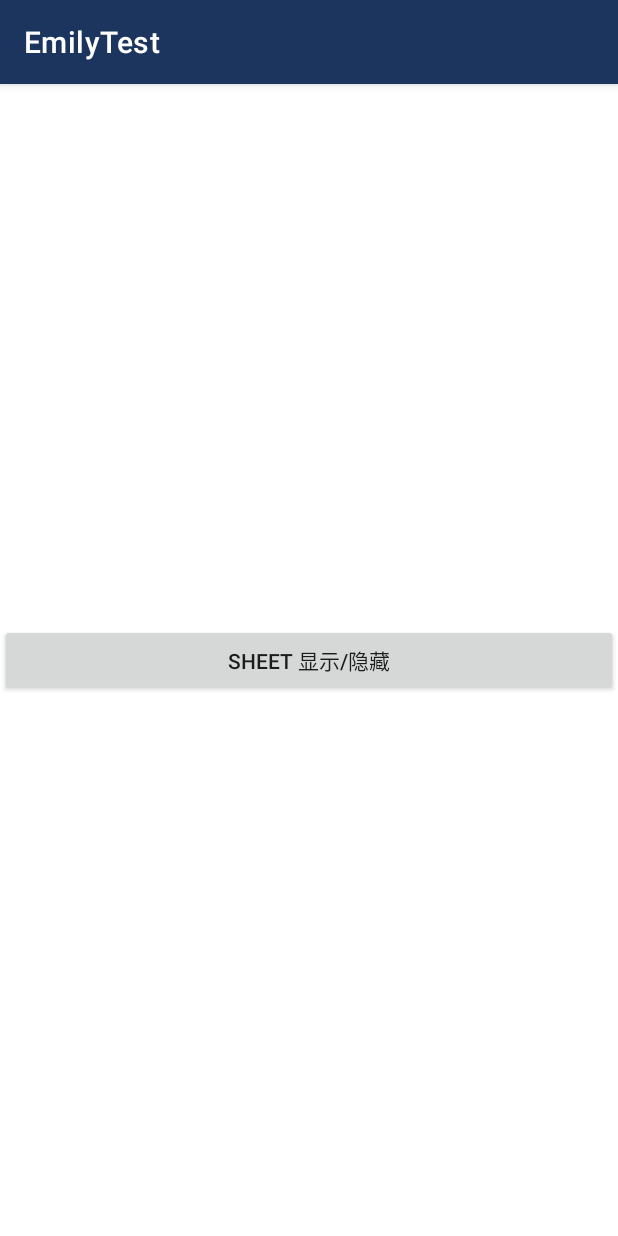
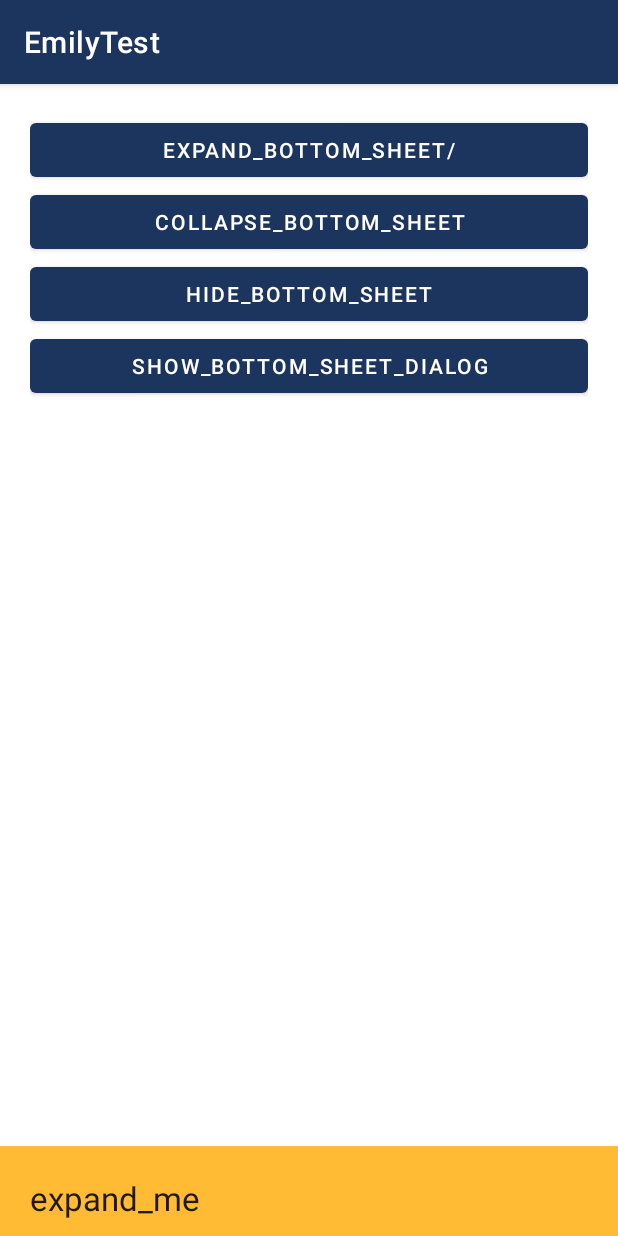
Before and after one commit to Poemlsm/EmilyTest, an Android app: the screen it shows after launch (MainActivity), on a phone screen of 412 x 824 dp. Run offline under Robolectric (Android 15) with nearby library versions, the phone set to English and light mode, and no system bars.

Commit message:
Bottom sheet

```diff
--- a/app/src/main/java/com/example/emilytest/MainActivity.kt
+++ b/app/src/main/java/com/example/emilytest/MainActivity.kt
@@ -1,29 +1,98 @@
 package com.example.emilytest
 
+import android.annotation.SuppressLint
 import android.os.Bundle
-import android.widget.LinearLayout
+import android.util.Log
+import android.view.View
+import android.widget.Button
+import android.widget.RelativeLayout
+import android.widget.TextView
 import androidx.appcompat.app.AppCompatActivity
-import androidx.appcompat.widget.AppCompatButton
 import com.google.android.material.bottomsheet.BottomSheetBehavior
 
-class MainActivity : AppCompatActivity() {
+
+class MainActivity : AppCompatActivity(), View.OnClickListener {
+    // BottomSheetBehavior variable
+    private lateinit var bottomSheetBehavior: BottomSheetBehavior<*>
+    private lateinit var bottomSheetHeading: TextView
+    private lateinit var expandBottomSheetButton: Button
+    private lateinit var collapseBottomSheetButton: Button
+    private lateinit var hideBottomSheetButton: Button
+    private lateinit var showBottomSheetDialogButton: Button
 
     override fun onCreate(savedInstanceState: Bundle?) {
         super.onCreate(savedInstanceState)
         setContentView(R.layout.activity_main)
-        val button = findViewById<AppCompatButton>(R.id.control_button)
-        val bottomSheetBehavior =
-            BottomSheetBehavior.from(findViewById<LinearLayout>(R.id.bottom_sheet))
+        initView()
+        initListener()
+    }
 
-        bottomSheetBehavior.peekHeight = 0
-        bottomSheetBehavior.skipCollapsed = false
+    private fun initView() {
 
-        button.setOnClickListener {
-            if (bottomSheetBehavior.state == BottomSheetBehavior.STATE_EXPANDED) {
-                bottomSheetBehavior.setState(BottomSheetBehavior.STATE_COLLAPSED);
-            } else if (bottomSheetBehavior.state == BottomSheetBehavior.STATE_COLLAPSED) {
-                bottomSheetBehavior.state = BottomSheetBehavior.STATE_EXPANDED;
+        bottomSheetBehavior =
+            BottomSheetBehavior.from(findViewById<RelativeLayout>(R.id.bottomSheetLayout))
+        bottomSheetHeading = findViewById(R.id.bottomSheetHeading)
+        expandBottomSheetButton = findViewById(R.id.expand_bottom_sheet_button)
+        collapseBottomSheetButton = findViewById(R.id.collapse_bottom_sheet_button)
+        hideBottomSheetButton = findViewById(R.id.hide_bottom_sheet_button)
+        showBottomSheetDialogButton = findViewById(R.id.show_bottom_sheet_dialog_button)
+    }
+
+    private fun initListener() {
+        expandBottomSheetButton.setOnClickListener(this)
+        collapseBottomSheetButton.setOnClickListener(this)
+        hideBottomSheetButton.setOnClickListener(this)
+        showBottomSheetDialogButton.setOnClickListener(this)
+
+        bottomSheetBehavior.addBottomSheetCallback(object :
+            BottomSheetBehavior.BottomSheetCallback() {
+            @SuppressLint("SwitchIntDef")
+            override fun onStateChanged(bottomSheet: View, newState: Int) {
+                if (newState == BottomSheetBehavior.STATE_EXPANDED) {
+                    bottomSheetHeading.text = "Expanded Me"
+                } else {
+                    bottomSheetHeading.text = "Collapse Me"
+                }
+                when (newState) {
+                    BottomSheetBehavior.STATE_EXPANDED -> Log.e(
+                        "Bottom Sheet Behaviour",
+                        "STATE_EXPANDED"
+                    )
+                    BottomSheetBehavior.STATE_COLLAPSED -> Log.e(
+                        "Bottom Sheet Behaviour",
+                        "STATE_COLLAPSED"
+                    )
+                    BottomSheetBehavior.STATE_HIDDEN -> Log.e(
+                        "Bottom Sheet Behaviour",
+                        "STATE_HIDDEN"
+                    )
+                    BottomSheetBehavior.STATE_DRAGGING -> Log.e(
+                        "Bottom Sheet Behaviour",
+                        "STATE_DRAGGING"
+                    )
+                    BottomSheetBehavior.STATE_SETTLING -> Log.e(
+                        "Bottom Sheet Behaviour",
+                        "STATE_SETTLING"
+                    )
+
+                }
             }
+
+            override fun onSlide(bottomSheet: View, slideOffset: Float) = Unit
+        })
+
+    }
+
+    override fun onClick(v: View?) {
+        when (v?.id) {
+            R.id.expand_bottom_sheet_button -> bottomSheetBehavior.state =
+                BottomSheetBehavior.STATE_EXPANDED
+
+            R.id.collapse_bottom_sheet_button -> bottomSheetBehavior.state =
+                BottomSheetBehavior.STATE_COLLAPSED
+
+            R.id.hide_bottom_sheet_button -> bottomSheetBehavior.state =
+                BottomSheetBehavior.STATE_HIDDEN
 
         }
     }
--- a/app/src/main/res/layout/activity_main.xml
+++ b/app/src/main/res/layout/activity_main.xml
@@ -1,63 +1,12 @@
 <?xml version="1.0" encoding="utf-8"?>
 <androidx.coordinatorlayout.widget.CoordinatorLayout xmlns:android="http://schemas.android.com/apk/res/android"
-    xmlns:app="http://schemas.android.com/apk/res-auto"
-    xmlns:tools="http://schemas.android.com/tools"
     android:layout_width="match_parent"
     android:layout_height="match_parent"
-    tools:context=".MainActivity">
+    android:fitsSystemWindows="true">
 
-    <LinearLayout
-        android:layout_width="match_parent"
-        android:layout_height="match_parent"
-        android:layout_above="@+id/bottom_sheet"
-        android:gravity="center"
-        android:orientation="vertical"
-        app:layout_behavior="@string/appbar_scrolling_view_behavior"
-        app:behavior_hideable="true">
+    <include layout="@layout/content_main" />
 
-        <androidx.appcompat.widget.AppCompatButton
-            android:id="@+id/control_button"
-            android:layout_width="match_parent"
-            android:layout_height="wrap_content"
-            android:text="sheet 显示/隐藏" />
-
-    </LinearLayout>
-
-    <LinearLayout
-        android:id="@+id/bottom_sheet"
-        android:orientation="vertical"
-        android:layout_width="match_parent"
-        android:layout_height="wrap_content"
-        app:layout_behavior="@string/bottom_sheet_behavior"
-        android:layout_alignParentBottom="true">
-
-        <androidx.appcompat.widget.AppCompatTextView
-            android:layout_width="match_parent"
-            android:layout_height="wrap_content"
-            android:layout_marginStart="20dp"
-            android:layout_marginEnd="20dp"
-            android:text="Edit Photo"
-            android:textColor="@color/gary"
-            android:textSize="14sp" />
-
-        <include
-            android:layout_width="match_parent"
-            android:layout_height="56dp"
-            android:layout_marginTop="8dp"
-            layout="@layout/layout_bottom_sheet_item" />
-
-        <include
-            android:layout_width="match_parent"
-            android:layout_height="56dp"
-            layout="@layout/layout_bottom_sheet_item" />
-
-        <include
-            android:layout_width="match_parent"
-            android:layout_height="56dp"
-            layout="@layout/layout_bottom_sheet_item" />
-
-
-    </LinearLayout>
+    <include layout="@layout/content_bottom_sheet" />
 
 
 </androidx.coordinatorlayout.widget.CoordinatorLayout>
--- /dev/null
+++ b/app/src/main/res/layout/content_bottom_sheet.xml
@@ -0,0 +1,28 @@
+<?xml version="1.0" encoding="utf-8"?>
+<RelativeLayout xmlns:android="http://schemas.android.com/apk/res/android"
+    xmlns:app="http://schemas.android.com/apk/res-auto"
+    android:id="@+id/bottomSheetLayout"
+    android:layout_width="match_parent"
+    android:layout_height="300dp"
+    android:background="@android:color/holo_orange_light"
+    android:padding="20dp"
+    app:behavior_hideable="true"
+    app:behavior_peekHeight="60dp"
+    app:layout_behavior="@string/bottom_sheet_behavior">
+
+    <TextView
+        android:id="@+id/bottomSheetHeading"
+        android:layout_width="match_parent"
+        android:layout_height="wrap_content"
+        android:text="expand_me"
+        android:textAppearance="@android:style/TextAppearance.Large" />
+
+    <TextView
+        android:layout_width="wrap_content"
+        android:layout_height="wrap_content"
+        android:layout_below="@id/bottomSheetHeading"
+        android:layout_centerHorizontal="true"
+        android:layout_marginTop="20dp"
+        android:text="welcome_message"
+        android:textAppearance="@android:style/TextAppearance.Large" />
+</RelativeLayout>
--- /dev/null
+++ b/app/src/main/res/layout/content_main.xml
@@ -0,0 +1,38 @@
+<?xml version="1.0" encoding="utf-8"?>
+<RelativeLayout xmlns:android="http://schemas.android.com/apk/res/android"
+    xmlns:app="http://schemas.android.com/apk/res-auto"
+    android:layout_width="match_parent"
+    android:layout_height="match_parent"
+    android:paddingLeft="20dp"
+    android:paddingTop="20dp"
+    android:paddingRight="20dp"
+    android:paddingBottom="20dp"
+    app:layout_behavior="@string/appbar_scrolling_view_behavior">
+
+    <Button
+        android:id="@+id/expand_bottom_sheet_button"
+        android:layout_width="match_parent"
+        android:layout_height="wrap_content"
+        android:text="expand_bottom_sheet/" />
+
+    <Button
+        android:id="@+id/collapse_bottom_sheet_button"
+        android:layout_width="match_parent"
+        android:layout_height="wrap_content"
+        android:layout_below="@+id/expand_bottom_sheet_button"
+        android:text="collapse_bottom_sheet" />
+
+    <Button
+        android:id="@+id/hide_bottom_sheet_button"
+        android:layout_width="match_parent"
+        android:layout_height="wrap_content"
+        android:layout_below="@+id/collapse_bottom_sheet_button"
+        android:text="hide_bottom_sheet" />
+
+    <com.google.android.material.button.MaterialButton
+        android:id="@+id/show_bottom_sheet_dialog_button"
+        android:layout_width="match_parent"
+        android:layout_height="wrap_content"
+        android:layout_below="@+id/hide_bottom_sheet_button"
+        android:text="show_bottom_sheet_dialog" />
+</RelativeLayout>
```
